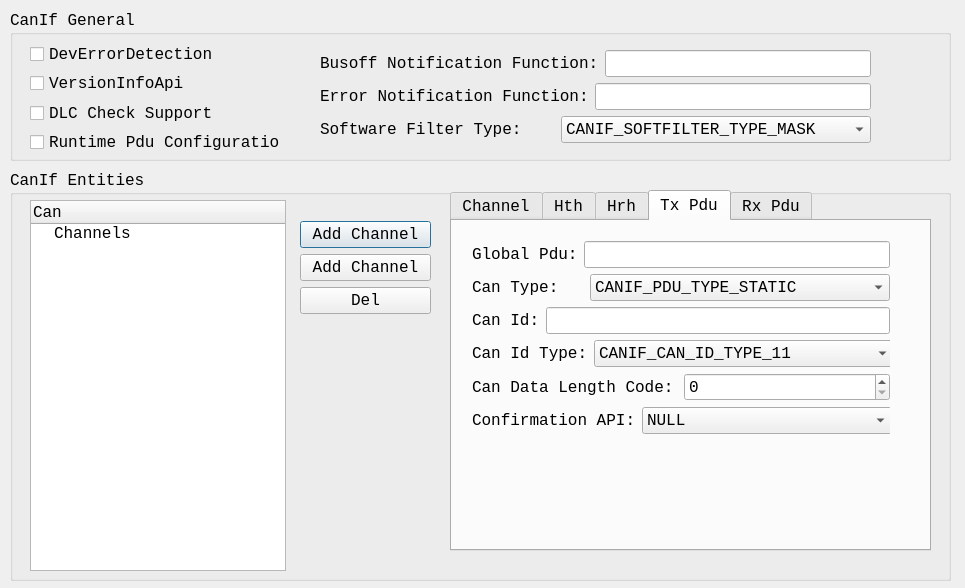
The window that tool/gainos-studio/ui/forms/cd_canif.ui (parai/gainos-tk) describes before a commit, drawn with Qt 5.
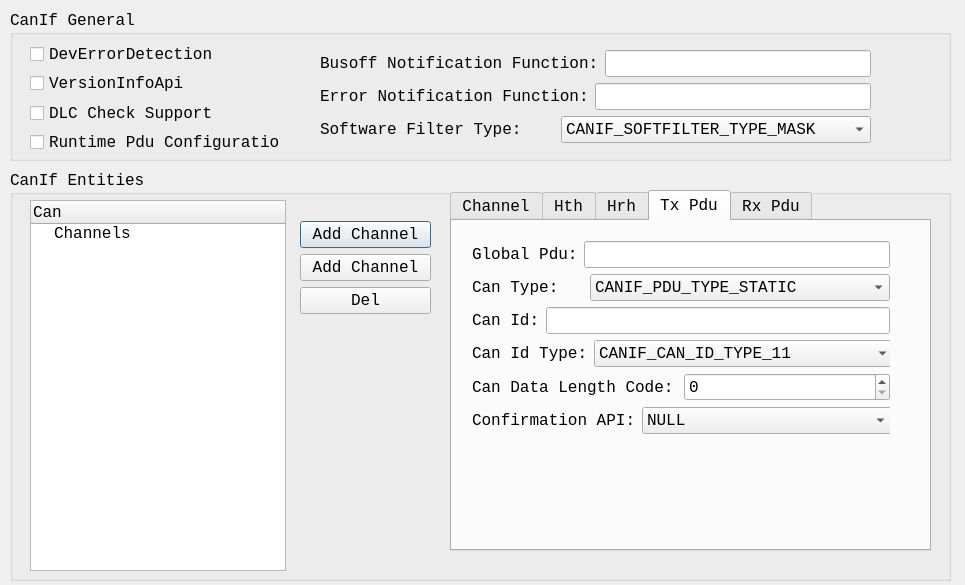
The same window after the commit.

```diff
--- a/tool/gainos-studio/ui/forms/cd_canif.ui
+++ b/tool/gainos-studio/ui/forms/cd_canif.ui
@@ -7,7 +7,7 @@
     <x>0</x>
     <y>0</y>
     <width>965</width>
-    <height>588</height>
+    <height>585</height>
    </rect>
   </property>
   <property name="font">
```
Left out of the diff: 19 changed lines with no effect on the pictures.
